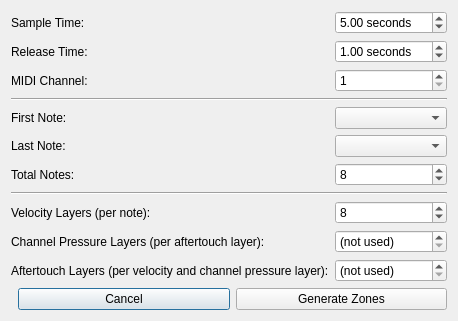
First picture: the form in src/plugins/zonegenerator/view.ui, repository surfacepatterns/synthclone, before the edit.
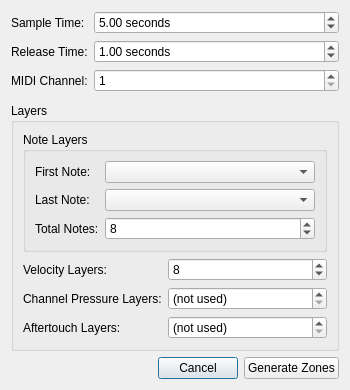
Second picture: the form after the edit. Icons and pictures are not drawn.

Commit message: Use group boxes to improve plugin dialog boxes so that they don't look cheap.

Patch:
```diff
--- a/src/plugins/zonegenerator/view.ui
+++ b/src/plugins/zonegenerator/view.ui
@@ -2,14 +2,25 @@
 <ui version="4.0">
  <class>Dialog</class>
  <widget class="QDialog" name="Dialog">
+  <property name="geometry">
+   <rect>
+    <x>0</x>
+    <y>0</y>
+    <width>350</width>
+    <height>390</height>
+   </rect>
+  </property>
   <property name="windowTitle">
    <string>Generate Zones</string>
   </property>
   <layout class="QVBoxLayout">
    <item>
     <layout class="QFormLayout">
+     <property name="fieldGrowthPolicy">
+      <enum>QFormLayout::AllNonFixedFieldsGrow</enum>
+     </property>
      <item row="0" column="0">
-      <widget class="QLabel">
+      <widget class="QLabel" name="label">
        <property name="text">
         <string>Sample Time:</string>
        </property>
@@ -32,7 +43,7 @@
       </widget>
      </item>
      <item row="1" column="0">
-      <widget class="QLabel">
+      <widget class="QLabel" name="label">
        <property name="text">
         <string>Release Time:</string>
        </property>
@@ -55,7 +66,7 @@
       </widget>
      </item>
      <item row="2" column="0">
-      <widget class="QLabel">
+      <widget class="QLabel" name="label">
        <property name="text">
         <string>MIDI Channel:</string>
        </property>
@@ -74,41 +85,51 @@
        </property>
       </widget>
      </item>
-     <item row="3" column="0" colspan="2">
-      <widget class="Line">
-       <property name="orientation">
-        <enum>Qt::Horizontal</enum>
-       </property>
-      </widget>
-     </item>
-     <item row="4" column="0">
-      <widget class="QLabel">
+    </layout>
+   </item>
+   <item>
+    <widget class="QGroupBox" name="groupBox">
+     <property name="title">
+      <string>Layers</string>
+     </property>
+     <layout class="QVBoxLayout">
+      <item>
+       <widget class="QGroupBox" name="groupBox">
+        <property name="title">
+         <string>Note Layers</string>
+        </property>
+        <layout class="QFormLayout">
+         <property name="fieldGrowthPolicy">
+          <enum>QFormLayout::AllNonFixedFieldsGrow</enum>
+         </property>
+         <item row="0" column="0">
+          <widget class="QLabel" name="label">
        <property name="text">
         <string>First Note:</string>
        </property>
       </widget>
      </item>
-     <item row="4" column="1">
+         <item row="0" column="1">
       <widget class="QComboBox" name="firstNote"/>
      </item>
-     <item row="5" column="0">
+         <item row="1" column="0">
       <widget class="QLabel" name="lastNoteLabel">
        <property name="text">
         <string>Last Note:</string>
        </property>
       </widget>
      </item>
-     <item row="5" column="1">
+         <item row="1" column="1">
       <widget class="QComboBox" name="lastNote"/>
      </item>
-     <item row="6" column="0">
-      <widget class="QLabel">
+         <item row="2" column="0">
+          <widget class="QLabel" name="label">
        <property name="text">
         <string>Total Notes:</string>
        </property>
       </widget>
      </item>
-     <item row="6" column="1">
+         <item row="2" column="1">
       <widget class="QSpinBox" name="totalNotes">
        <property name="minimum">
         <number>1</number>
@@ -121,21 +142,22 @@
        </property>
       </widget>
      </item>
-     <item row="7" column="0" colspan="2">
-      <widget class="Line">
-       <property name="orientation">
-        <enum>Qt::Horizontal</enum>
-       </property>
-      </widget>
-     </item>
-     <item row="8" column="0">
-      <widget class="QLabel">
+        </layout>
+       </widget>
+      </item>
+      <item>
+       <layout class="QFormLayout">
+        <property name="fieldGrowthPolicy">
+         <enum>QFormLayout::AllNonFixedFieldsGrow</enum>
+        </property>
+        <item row="0" column="0">
+         <widget class="QLabel" name="label">
        <property name="text">
-        <string>Velocity Layers (per note):</string>
+           <string>Velocity Layers:</string>
        </property>
       </widget>
      </item>
-     <item row="8" column="1">
+        <item row="0" column="1">
       <widget class="QSpinBox" name="velocityLayers">
        <property name="minimum">
         <number>1</number>
@@ -148,14 +170,14 @@
        </property>
       </widget>
      </item>
-     <item row="9" column="0">
-      <widget class="QLabel">
+        <item row="1" column="0">
+         <widget class="QLabel" name="label">
        <property name="text">
-        <string>Channel Pressure Layers (per aftertouch layer):</string>
+           <string>Channel Pressure Layers:</string>
        </property>
       </widget>
      </item>
-     <item row="9" column="1">
+        <item row="1" column="1">
       <widget class="QSpinBox" name="channelPressureLayers">
        <property name="specialValueText">
         <string>(not used)</string>
@@ -165,14 +187,14 @@
        </property>
       </widget>
      </item>
-     <item row="10" column="0">
-      <widget class="QLabel">
+        <item row="2" column="0">
+         <widget class="QLabel" name="label">
        <property name="text">
-        <string>Aftertouch Layers (per velocity and channel pressure layer):</string>
+           <string>Aftertouch Layers:</string>
        </property>
       </widget>
      </item>
-     <item row="10" column="1">
+        <item row="2" column="1">
       <widget class="QSpinBox" name="aftertouchLayers">
        <property name="specialValueText">
         <string>(not used)</string>
@@ -184,6 +206,9 @@
      </item>
     </layout>
    </item>
+     </layout>
+    </widget>
+   </item>
    <item>
     <layout class="QHBoxLayout">
      <item>
@@ -191,6 +216,12 @@
        <property name="orientation">
         <enum>Qt::Horizontal</enum>
        </property>
+       <property name="sizeHint" stdset="0">
+        <size>
+         <width>0</width>
+         <height>0</height>
+        </size>
+       </property>
       </spacer>
      </item>
      <item>
```
Left out of the diff: 4 changed lines with no effect on the pictures. Lines whose indentation alone changed are shown as unchanged. The commit also changes 3 other files.
